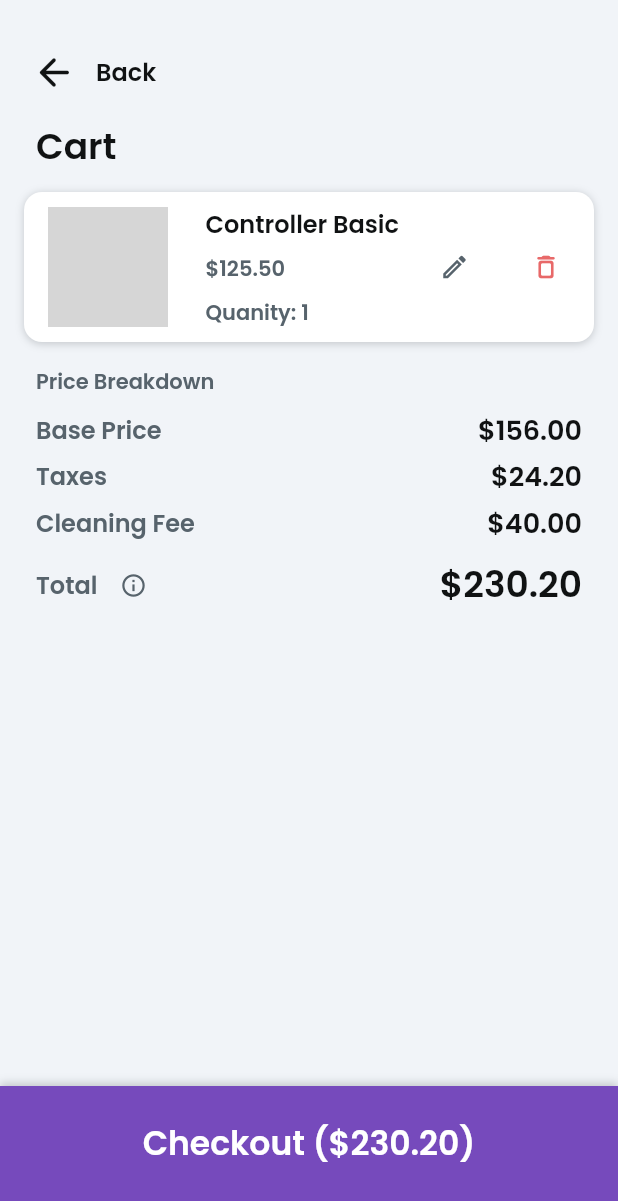
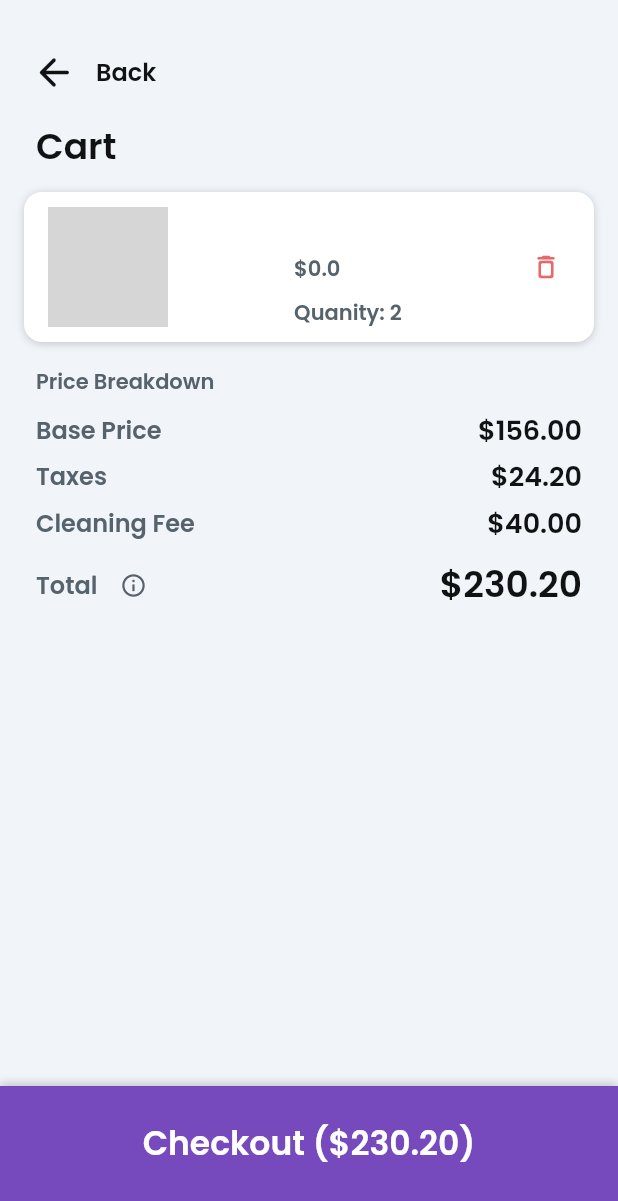
Before and after one commit to pinkeshdarji/ecommerce_product_gallary, a Flutter app: the ProductDetailWidget screen opened directly with empty values, item 2 of the bottom bar chosen, after a tap on "Add to Cart", after a tap on the "shopping cart" icon, on a phone screen of 412 x 824 dp. Shown: the top 1201 px of the screen. Run offline on Flutter 3.47's test engine with Material 2 defaults, Android fonts, the phone set to English and light mode, and no system bars; our stand-ins replace auto_size_text, easy_debounce, equatable, flutter_bloc, google_fonts; network calls fail; grey boxes are pictures that could not be loaded.

Commit message:
First push

```diff
--- a/lib/bloc/cart_bloc.dart
+++ b/lib/bloc/cart_bloc.dart
@@ -1,13 +1,14 @@
 import 'package:flutter_bloc/flutter_bloc.dart';
 
+import '../models/product.dart';
 import 'event/cart_event.dart';
 import 'state/cart_state.dart';
 
 class CartBloc extends Bloc<CartEvent, CartState> {
   CartBloc() : super(ProductAdded(cartItem: []));
 
-  final List<int> _cartItems = [];
-  List<int> get items => _cartItems;
+  final List<Product> _cartItems = [];
+  List<Product> get items => _cartItems;
   bool isGridView = true;
 
   @override
--- a/lib/bloc/event/cart_event.dart
+++ b/lib/bloc/event/cart_event.dart
@@ -1,4 +1,6 @@
 import 'package:equatable/equatable.dart';
+
+import '../../models/product.dart';
 
 abstract class CartEvent extends Equatable {
   const CartEvent();
@@ -8,7 +10,7 @@ abstract class CartEvent extends Equatable {
 }
 
 class AddProduct extends CartEvent {
-  final int productIndex;
+  final Product productIndex;
 
   const AddProduct(this.productIndex);
 
@@ -20,7 +22,7 @@ class AddProduct extends CartEvent {
 }
 
 class RemoveProduct extends CartEvent {
-  final int productIndex;
+  final Product productIndex;
 
   const RemoveProduct(this.productIndex);
 
--- a/lib/bloc/state/cart_state.dart
+++ b/lib/bloc/state/cart_state.dart
@@ -1,5 +1,7 @@
+import '../../models/product.dart';
+
 abstract class CartState {
-  final List<int> cartItem;
+  final List<Product> cartItem;
   final bool isGridView;
   const CartState({this.cartItem = const [], this.isGridView = true});
 
@@ -12,7 +14,7 @@ class CartLoadInProgress extends CartState {
 }
 
 class ProductAdded extends CartState {
-  final List<int> cartItem;
+  final List<Product> cartItem;
 
   const ProductAdded({required this.cartItem}) : super(cartItem: cartItem);
 
@@ -24,7 +26,7 @@ class ProductAdded extends CartState {
 }
 
 class ProductRemoved extends CartState {
-  final List<int> cartItem;
+  final List<Product> cartItem;
 
   const ProductRemoved({required this.cartItem}) : super(cartItem: cartItem);
 
--- a/lib/checkout_widget.dart
+++ b/lib/checkout_widget.dart
@@ -1,6 +1,9 @@
 import 'package:ecomm_app/app_theme.dart';
 import 'package:ecomm_app/models/product.dart';
 import 'package:flutter/material.dart';
+import 'package:flutter_bloc/flutter_bloc.dart';
+
+import 'bloc/cart_bloc.dart';
 
 class CheckoutWidget extends StatefulWidget {
   const CheckoutWidget({Key? key}) : super(key: key);
@@ -18,7 +21,9 @@ class _CheckoutWidgetState extends State<CheckoutWidget> {
   void initState() {
     // TODO: implement initState
     super.initState();
-    cartItems = [];
+    setState(() {
+      cartItems = BlocProvider.of<CartBloc>(context).items;
+    });
   }
 
   @override
@@ -93,13 +98,14 @@ class _CheckoutWidgetState extends State<CheckoutWidget> {
                 child: Column(
                   mainAxisSize: MainAxisSize.max,
                   children: [
-                    ListView(
+                    ListView.builder(
                         padding: EdgeInsets.zero,
                         primary: false,
                         shrinkWrap: true,
                         scrollDirection: Axis.vertical,
-                      children: [
-                        Padding(
+                        itemCount: cartItems.length,
+                        itemBuilder: (BuildContext context, int index) {
+                          return Padding(
                             padding: EdgeInsetsDirectional.fromSTEB(16, 8, 16, 0),
                             child: Container(
                               width: double.infinity,
@@ -127,7 +133,7 @@ class _CheckoutWidgetState extends State<CheckoutWidget> {
                                       child: ClipRRect(
                                         borderRadius: BorderRadius.circular(12),
                                         child: Image.network(
-                                        'https://media.direct.playstation.com/is/image/sierialto/dualsense-ps5-controller-white-accessory-front',
+                                          cartItems[index].image,
                                           width: 80,
                                           height: 80,
                                           fit: BoxFit.fitWidth,
@@ -144,7 +150,7 @@ class _CheckoutWidgetState extends State<CheckoutWidget> {
                                           Padding(
                                             padding: EdgeInsetsDirectional.fromSTEB(0, 0, 0, 8),
                                             child: Text(
-                                            'Controller Basic',
+                                              cartItems[index].name,
                                               style: AppTheme.of(context).subtitle2.override(
                                                     fontFamily: 'Poppins',
                                                     color: AppTheme.of(context).primaryText,
@@ -152,28 +158,18 @@ class _CheckoutWidgetState extends State<CheckoutWidget> {
                                             ),
                                           ),
                                           Text(
-                                          '\$125.50',
+                                            '\$${cartItems[index].price}',
                                             style: AppTheme.of(context).bodyText2,
                                           ),
                                           Padding(
                                             padding: EdgeInsetsDirectional.fromSTEB(0, 8, 0, 0),
                                             child: Text(
-                                            'Quanity: 1',
+                                              'Quanity: ${cartItems[index].quantity}',
                                               style: AppTheme.of(context).bodyText2,
                                             ),
                                           ),
                                         ],
                                       ),
-                                  ),
-                                  IconButton(
-                                    icon: Icon(
-                                      Icons.edit_outlined,
-                                      color: AppTheme.of(context).secondaryText,
-                                      size: 20,
-                                    ),
-                                    onPressed: () {
-                                      print('IconButton pressed ...');
-                                    },
                                     ),
                                     IconButton(
                                       icon: Icon(
@@ -189,9 +185,8 @@ class _CheckoutWidgetState extends State<CheckoutWidget> {
                                 ),
                               ),
                             ),
-                        ),
-                      ],
-                    ),
+                          );
+                        }),
                     Padding(
                       padding: EdgeInsetsDirectional.fromSTEB(24, 16, 24, 4),
                       child: Row(
--- a/lib/models/product.dart
+++ b/lib/models/product.dart
@@ -3,6 +3,7 @@ class Product {
   final String name;
   final String image;
   final double price;
+  int quantity;
 
-  Product({required this.id, required this.name, required this.image, required this.price});
+  Product({required this.id, required this.name, required this.image, required this.price, this.quantity = 0});
 }
--- a/lib/product_detail_widget.dart
+++ b/lib/product_detail_widget.dart
@@ -57,7 +57,7 @@ class _ProductDetailWidgetState extends State<ProductDetailWidget> with TickerPr
         ),
         actions: [
           BlocBuilder<CartBloc, CartState>(builder: (_, cartState) {
-            List<int> cartItem = cartState.cartItem;
+            List<Product> cartItem = cartState.cartItem;
             return Padding(
               padding: EdgeInsetsDirectional.fromSTEB(0, 8, 24, 0),
               child: Badge(
@@ -211,9 +211,9 @@ class _ProductDetailWidgetState extends State<ProductDetailWidget> with TickerPr
                     ),
                     MyButtonWidget(
                       onPressed: () {
-                        for (int i = 0; i < countControllerValue!.toInt(); i++) {
-                          BlocProvider.of<CartBloc>(context).add(AddProduct(widget.product.id));
-                        }
+                        Product p = widget.product;
+                        p.quantity = countControllerValue!.toInt();
+                        BlocProvider.of<CartBloc>(context).add(AddProduct(p));
                       },
                       text: 'Add to Cart',
                       options: ButtonOptions(
--- a/lib/product_listing_widget.dart
+++ b/lib/product_listing_widget.dart
@@ -159,7 +159,7 @@ class _ProductListingWidgetState extends State<ProductListingWidget> {
                           obscureText: false,
                           onChanged: (_) => EasyDebounce.debounce(
                             'tFMemberController',
-                            Duration(milliseconds: 2000),
+                            Duration(milliseconds: 0),
                             () {
                               isSearchStarted =
                                   textController!.text.isNotEmpty && textController!.text.trim().length > 0;
--- a/lib/widgets/product_list.dart
+++ b/lib/widgets/product_list.dart
@@ -6,6 +6,7 @@ import '../bloc/cart_bloc.dart';
 import '../bloc/state/cart_state.dart';
 import '../models/product.dart';
 import 'product_tile.dart';
+import 'product_tile_animation.dart';
 
 class ProductList extends StatelessWidget {
   const ProductList({super.key, required this.products});
@@ -20,7 +21,7 @@ class ProductList extends StatelessWidget {
         return LayoutBuilder(builder: (context, constraints) {
           return GridView.builder(
             itemCount: products.length,
-            itemBuilder: (context, index) => ProductTile(
+            itemBuilder: (context, index) => ProductTileAnimation(
               itemNo: index,
               product: products[index],
             ),
@@ -34,7 +35,7 @@ class ProductList extends StatelessWidget {
         return ListView.builder(
             itemCount: products.length,
             itemBuilder: (BuildContext context, int index) {
-              return ProductTile(
+              return ProductTileAnimation(
                 itemNo: index,
                 product: products[index],
               );
--- a/lib/widgets/product_tile_animation.dart
+++ b/lib/widgets/product_tile_animation.dart
@@ -7,11 +7,11 @@ import '../bloc/cart_bloc.dart';
 import '../models/product.dart';
 import '../product_detail_widget.dart';
 
-class ProductTile extends StatelessWidget {
+class ProductTileAnimation extends StatelessWidget {
   final int itemNo;
   final Product product;
 
-  const ProductTile({this.itemNo = 0, required this.product});
+  const ProductTileAnimation({this.itemNo = 0, required this.product});
 
   @override
   Widget build(BuildContext context) {
```
Lines whose indentation alone changed are shown as unchanged.
